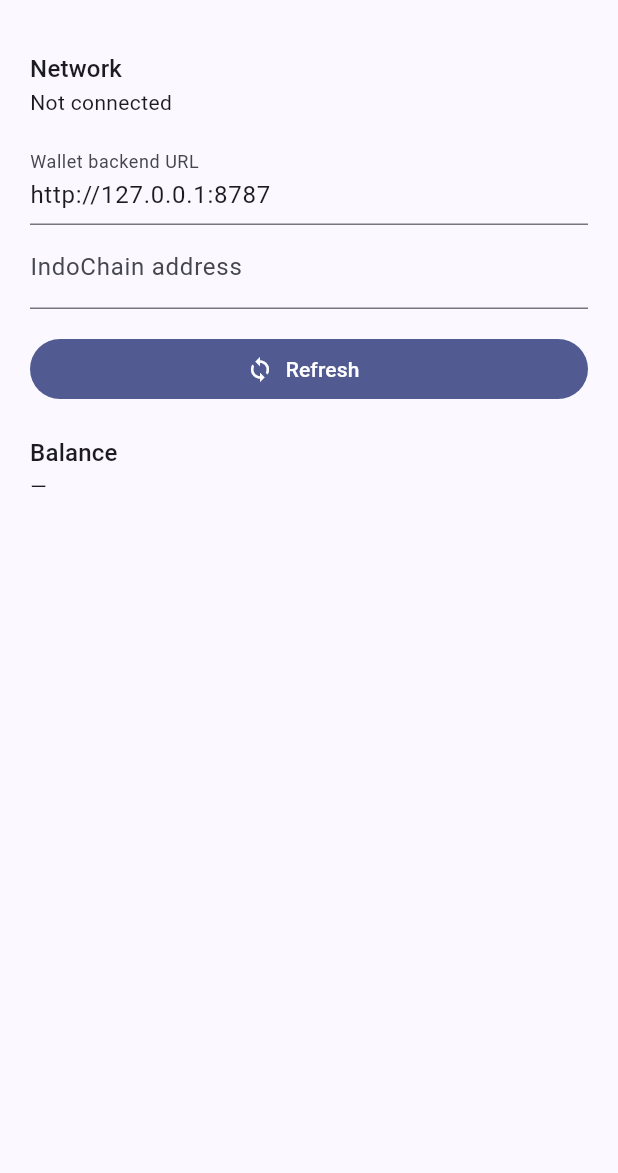
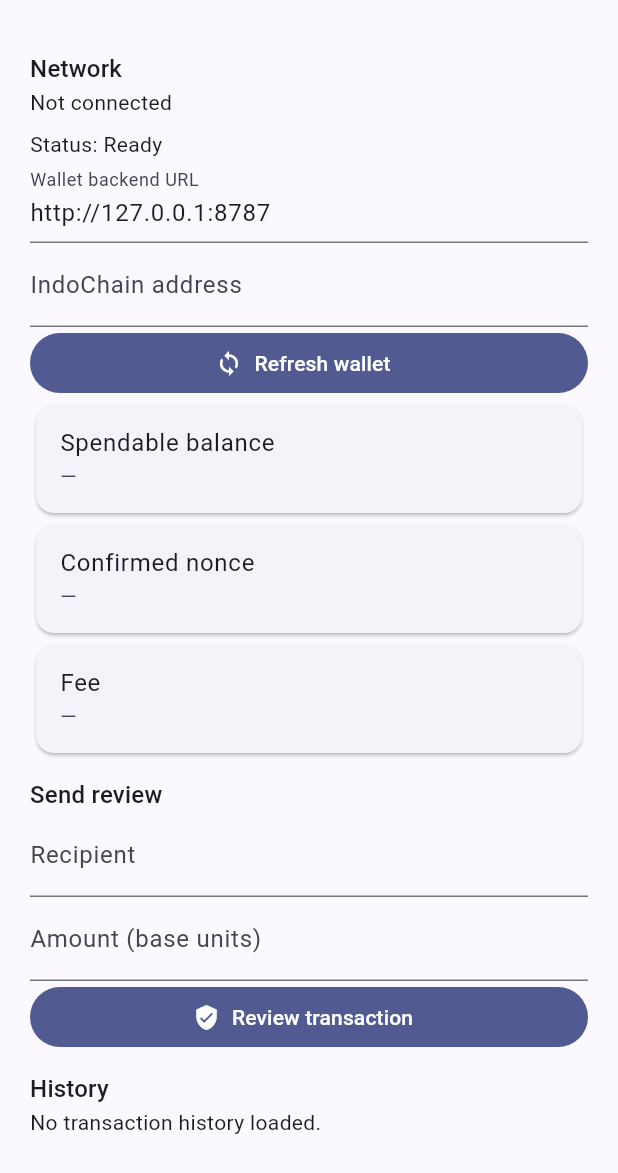
Before and after one commit to DesKaOne/DesKaProject, a Flutter app: the screen it shows after launch, on a phone screen of 412 x 824 dp, the part 63-1236 px from its top. Run offline on Flutter 3.47's test engine with Material 3 defaults, Android fonts, the phone set to English and light mode, and no system bars; our stand-ins replace flutter_secure_storage.

Commit message:
feat(wallet-app): complete dashboard history and confirmation flow

```diff
--- a/indochainwallet/app/indochainwallet/lib/main.dart
+++ b/indochainwallet/app/indochainwallet/lib/main.dart
@@ -1,8 +1,12 @@
-import 'dart:convert';
 import 'package:flutter/material.dart';
-import 'package:http/http.dart' as http;
+import 'api/indochain_api.dart';
+import 'models/wallet_models.dart';
+import 'services/transaction_guard.dart';
 
-void main() => runApp(const IndoChainWalletApp());
+void main() {
+  WidgetsFlutterBinding.ensureInitialized();
+  runApp(const IndoChainWalletApp());
+}
 
 class IndoChainWalletApp extends StatelessWidget {
   const IndoChainWalletApp({super.key});
@@ -23,56 +27,112 @@
 class _WalletHomePageState extends State<WalletHomePage> {
   final backend = TextEditingController(text: 'http://127.0.0.1:8787');
   final address = TextEditingController();
-  String network = 'Not connected';
+  final recipient = TextEditingController();
+  final amount = TextEditingController();
+  NetworkInfo? networkInfo;
+  List<WalletTransaction> history = const [];
   String balance = '—';
+  String nonce = '—';
+  String fee = '—';
+  String status = 'Ready';
   bool busy = false;
 
-  Future<Map<String, dynamic>> getJSON(String path) async {
-    final response = await http.get(Uri.parse(backend.text.trim() + path));
-    if (response.statusCode >= 400) throw Exception(response.body);
-    return jsonDecode(response.body) as Map<String, dynamic>;
-  }
-
   Future<void> refreshWallet() async {
+    final addr = address.text.trim();
+    if (addr.isEmpty) { setState(() => status = 'Enter an IndoChain address'); return; }
     setState(() => busy = true);
     try {
-      final n = await getJSON('/v1/network');
-      var b = '—';
-      final a = address.text.trim();
-      if (a.isNotEmpty) {
-        final data = await getJSON('/v1/wallet/balance?address=${Uri.encodeQueryComponent(a)}');
-        b = jsonEncode(data);
-      }
+      final api = IndoChainApi(backend.text.trim());
+      final n = await api.network();
+      final b = await api.balance(addr);
+      final a = await api.addressInfo(addr);
+      final h = await api.history(addr);
+      final bd = (b['data'] ?? b) as Map<String, dynamic>;
+      final ad = (a['data'] ?? a) as Map<String, dynamic>;
       if (!mounted) return;
       setState(() {
-        network = '${n['network_id']} / chain ${n['chain_id']}';
-        balance = b;
+        networkInfo = n;
+        balance = '${bd['spendable_balance'] ?? bd['balance'] ?? '—'} ${bd['ticker'] ?? 'dIDR'}';
+        nonce = '${ad['confirmed_nonce'] ?? '—'}';
+        history = h;
+        status = 'Connected';
       });
     } catch (e) {
-      if (!mounted) return;
-      setState(() { network = 'Backend unavailable'; balance = e.toString(); });
+      if (mounted) setState(() => status = 'Backend unavailable: $e');
     } finally {
       if (mounted) setState(() => busy = false);
     }
   }
 
+  Future<void> reviewTransaction() async {
+    final n = networkInfo;
+    final sender = address.text.trim();
+    final target = recipient.text.trim();
+    final units = int.tryParse(amount.text.trim()) ?? 0;
+    if (n == null) { setState(() => status = 'Connect to IndoChain first'); return; }
+    final error = TransactionGuard.validateSend(
+      selectedNetworkId: n.networkId,
+      selectedChainId: n.chainId,
+      activeNetworkId: n.networkId,
+      activeChainId: n.chainId,
+      sender: sender, recipient: target, amount: units, fee: 0,
+    );
+    if (error != null) { setState(() => status = error); return; }
+    try {
+      final policy = await IndoChainApi(backend.text.trim()).feePolicy();
+      final pd = (policy['data'] ?? policy) as Map<String, dynamic>;
+      final minFee = pd['min_fee'] ?? 0;
+      if (!mounted) return;
+      await showDialog<void>(
+        context: context,
+        builder: (_) => AlertDialog(
+          title: const Text('Transaction confirmation'),
+          content: Text('Network: ${n.networkId}\nChain ID: ${n.chainId}\nFrom: $sender\nTo: $target\nAmount: $units base units\nMinimum fee: $minFee\n\nSigning must occur locally before relay.'),
+          actions: [TextButton(onPressed: () => Navigator.pop(context), child: const Text('Close'))],
+        ),
+      );
+      if (mounted) setState(() => fee = 'Minimum fee: $minFee');
+    } catch (e) {
+      if (mounted) setState(() => status = 'Fee policy unavailable: $e');
+    }
+  }
+
   @override
-  Widget build(BuildContext context) => Scaffold(
+  void dispose() { backend.dispose(); address.dispose(); recipient.dispose(); amount.dispose(); super.dispose(); }
+
+  @override
+  Widget build(BuildContext context) {
+    final n = networkInfo;
+    return Scaffold(
       appBar: AppBar(title: const Text('IndoChainWallet')),
       body: ListView(
         padding: const EdgeInsets.all(20),
         children: [
           Text('Network', style: Theme.of(context).textTheme.titleMedium),
-        Text(network),
-        const SizedBox(height: 16),
+          Text(n == null ? 'Not connected' : '${n.networkId} / chain ${n.chainId}'),
+          const SizedBox(height: 8),
+          Text('Status: $status'),
           TextField(controller: backend, decoration: const InputDecoration(labelText: 'Wallet backend URL')),
           TextField(controller: address, decoration: const InputDecoration(labelText: 'IndoChain address')),
-        const SizedBox(height: 16),
-        FilledButton.icon(onPressed: busy ? null : refreshWallet, icon: const Icon(Icons.sync), label: const Text('Refresh')),
-        const SizedBox(height: 20),
-        Text('Balance', style: Theme.of(context).textTheme.titleMedium),
-        SelectableText(balance),
+          FilledButton.icon(onPressed: busy ? null : refreshWallet, icon: const Icon(Icons.sync), label: const Text('Refresh wallet')),
+          Card(child: ListTile(title: const Text('Spendable balance'), subtitle: Text(balance))),
+          Card(child: ListTile(title: const Text('Confirmed nonce'), subtitle: Text(nonce))),
+          Card(child: ListTile(title: const Text('Fee'), subtitle: Text(fee))),
+          const SizedBox(height: 12),
+          Text('Send review', style: Theme.of(context).textTheme.titleMedium),
+          TextField(controller: recipient, decoration: const InputDecoration(labelText: 'Recipient')),
+          TextField(controller: amount, keyboardType: TextInputType.number, decoration: const InputDecoration(labelText: 'Amount (base units)')),
+          FilledButton.icon(onPressed: busy ? null : reviewTransaction, icon: const Icon(Icons.verified_user), label: const Text('Review transaction')),
+          const SizedBox(height: 12),
+          Text('History', style: Theme.of(context).textTheme.titleMedium),
+          if (history.isEmpty) const Text('No transaction history loaded.'),
+          for (final tx in history) ListTile(
+            title: Text(tx.id.isEmpty ? '(unknown tx)' : tx.id),
+            subtitle: Text('${tx.status} · nonce ${tx.nonce}\n${tx.from} → ${tx.to}'),
+            isThreeLine: true,
+          ),
         ],
       ),
     );
   }
+}
```
Lines whose indentation alone changed are shown as unchanged.
